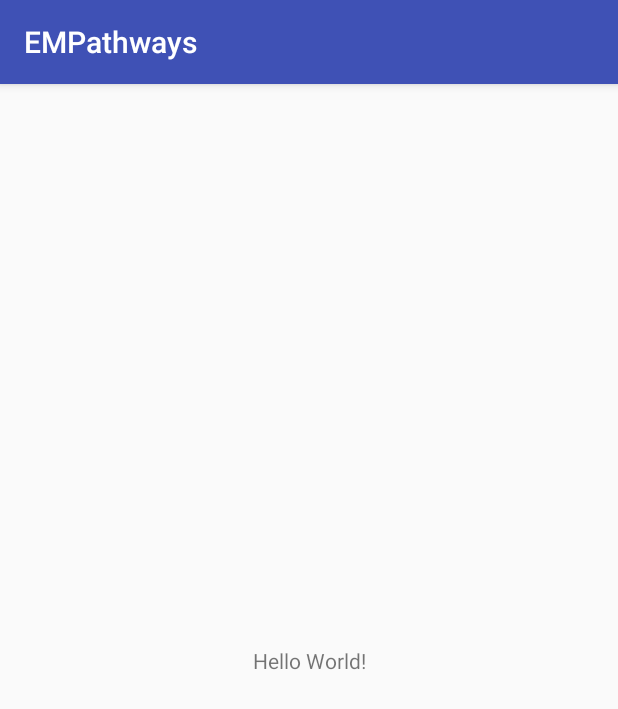
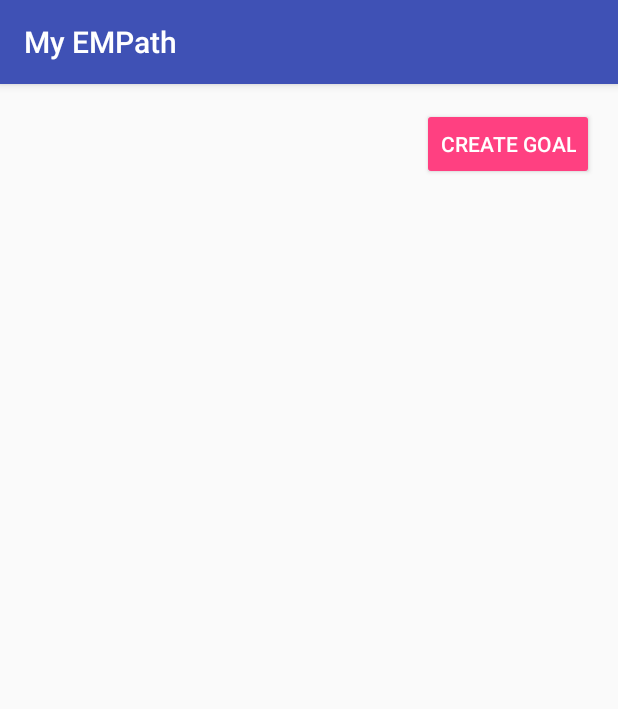
Before and after one commit to houssam7737/EMPath, an Android app: the screen it shows after launch (MainActivity), on a phone screen of 412 x 824 dp. Shown: the top 709 px of the screen. Run offline under Robolectric (Android 15) with nearby library versions, the phone set to English and light mode, and no system bars.

Commit message:
Added "create goal" button & page

```diff
--- a/app/build.gradle
+++ b/app/build.gradle
@@ -26,5 +26,6 @@ dependencies {
     })
     compile 'com.android.support:appcompat-v7:25.2.0'
     compile 'com.android.support.constraint:constraint-layout:1.0.1'
+    compile 'com.android.support:design:25.2.0'
     testCompile 'junit:junit:4.12'
 }
--- a/app/src/main/res/layout/activity_main.xml
+++ b/app/src/main/res/layout/activity_main.xml
@@ -7,13 +7,31 @@
     android:layout_height="match_parent"
     tools:context="com.example.houssam.empathways.MainActivity">
 
-    <TextView
+    <Button
+        android:id="@+id/button"
+        style="@style/Widget.AppCompat.Button.Colored"
         android:layout_width="wrap_content"
         android:layout_height="wrap_content"
-        android:text="Hello World!"
+        android:layout_marginBottom="0dp"
+        android:layout_marginRight="16dp"
+        android:layout_marginTop="16dp"
+        android:onClick="createGoal"
+        android:text="@string/create_goal"
         app:layout_constraintBottom_toBottomOf="parent"
+        app:layout_constraintRight_toRightOf="parent"
+        app:layout_constraintTop_toTopOf="parent"
+        app:layout_constraintVertical_bias="0.0" />
+
+    <TableRow
+        android:layout_width="122dp"
+        android:layout_height="479dp"
+        android:layout_marginLeft="16dp"
+        android:layout_marginRight="16dp"
         app:layout_constraintLeft_toLeftOf="parent"
         app:layout_constraintRight_toRightOf="parent"
-        app:layout_constraintTop_toTopOf="parent" />
+        app:layout_constraintTop_toTopOf="parent"
+        android:layout_marginTop="16dp">
+
+    </TableRow>
 
 </android.support.constraint.ConstraintLayout>
--- /dev/null
+++ b/app/src/main/res/values/dimens.xml
@@ -0,0 +1,3 @@
+<resources>
+    <dimen name="fab_margin">16dp</dimen>
+</resources>
--- a/app/src/main/res/values/strings.xml
+++ b/app/src/main/res/values/strings.xml
@@ -1,3 +1,5 @@
 <resources>
-    <string name="app_name">EMPathways</string>
+    <string name="app_name">My EMPath</string>
+    <string name="create_goal">Create goal</string>
+    <string name="title_activity_create_goal">createGoal</string>
 </resources>
--- a/app/src/main/res/values/styles.xml
+++ b/app/src/main/res/values/styles.xml
@@ -8,4 +8,13 @@
         <item name="colorAccent">@color/colorAccent</item>
     </style>
 
+    <style name="AppTheme.NoActionBar">
+        <item name="windowActionBar">false</item>
+        <item name="windowNoTitle">true</item>
+    </style>
+
+    <style name="AppTheme.AppBarOverlay" parent="ThemeOverlay.AppCompat.Dark.ActionBar" />
+
+    <style name="AppTheme.PopupOverlay" parent="ThemeOverlay.AppCompat.Light" />
+
 </resources>
```
Also changed, not shown: app/src/main/AndroidManifest.xml (+7 -3 lines), app/src/main/java/com/example/houssam/empathways/MainActivity.java (+11 -0 lines), app/src/main/java/com/example/houssam/empathways/createGoal.java (added, +29 -0 lines), app/src/main/res/layout/activity_create_goal.xml (added, +33 -0 lines), app/src/main/res/layout/content_create_goal.xml (added, +11 -0 lines).
